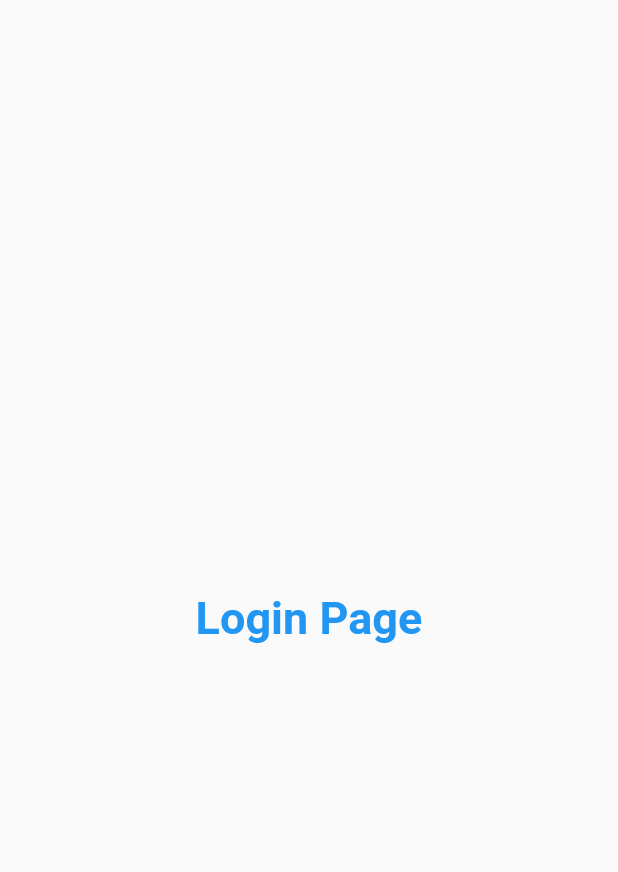
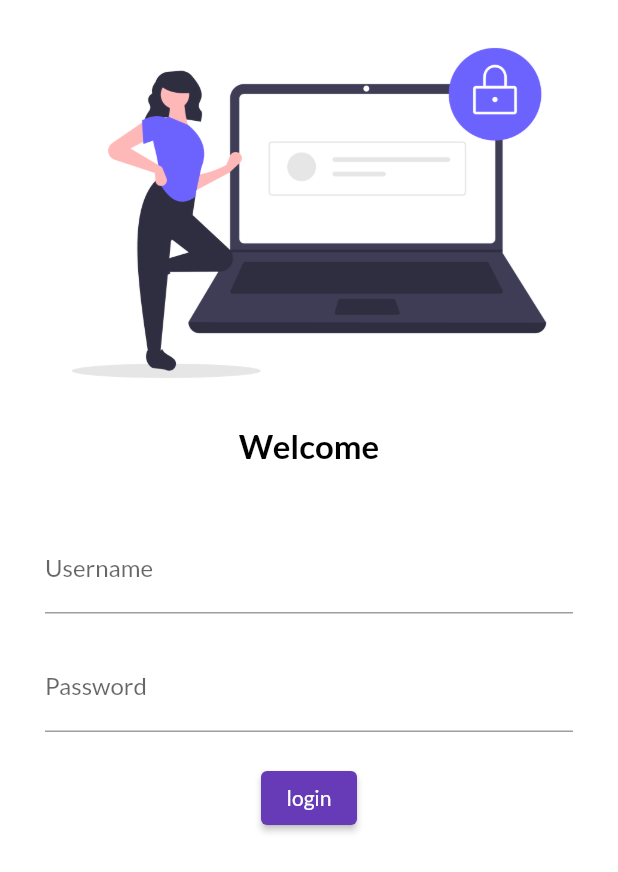
Before and after one commit to saadkhan4069/flutter_oms, a Flutter app: the screen it shows after launch, on a phone screen of 412 x 824 dp. Shown: the top 872 px of the screen. Run offline on Flutter 3.47's test engine with Material 2 defaults, Android fonts, the phone set to English and light mode, and no system bars; our stand-ins replace google_fonts.

Commit message:
day 4 compeleted

```diff
--- a/lib/main.dart
+++ b/lib/main.dart
@@ -1,6 +1,7 @@
 import 'package:flutter/material.dart';
 import 'package:medicalfqpixel/pages/home_page.dart';
-import 'package:medicalfqpixel/pages/login_oage.dart';
+import 'package:medicalfqpixel/pages/login_page.dart';
+import 'package:google_fonts/google_fonts.dart';
 
 void main() {
   runApp(const myApp());
@@ -13,12 +14,17 @@ class myApp extends StatelessWidget {
   Widget build(BuildContext context) {
     return MaterialApp(
         // home: homePage(),
-        theme: ThemeData(primarySwatch: Colors.deepPurple),
+        theme: ThemeData(
+            primarySwatch: Colors.deepPurple,
+            fontFamily: GoogleFonts.lato().fontFamily,
+            primaryTextTheme: GoogleFonts.latoTextTheme()),
         themeMode: ThemeMode.light,
         darkTheme: ThemeData(brightness: Brightness.dark),
+        initialRoute: "/",
         routes: {
           "/": (context) => loginPage(),
-          "/login": (context) => loginPage()
+          "/login": (context) => loginPage(),
+          "/home": (context) => homePage()
         });
   }
 }
--- a/lib/pages/login_oage.dart
+++ /dev/null
@@ -1,18 +0,0 @@
-import 'package:flutter/material.dart';
-
-class loginPage extends StatelessWidget {
-  const loginPage({Key? key}) : super(key: key);
-
-  @override
-  Widget build(BuildContext context) {
-    return Material(
-      child: Center(
-        child: Text(
-          "Login Page",
-          style: TextStyle(
-              fontSize: 30, color: Colors.blue, fontWeight: FontWeight.bold),
-        ),
-      ),
-    );
-  }
-}
--- /dev/null
+++ b/lib/pages/login_page.dart
@@ -0,0 +1,59 @@
+import 'package:flutter/material.dart';
+
+class loginPage extends StatelessWidget {
+  const loginPage({Key? key}) : super(key: key);
+
+  @override
+  Widget build(BuildContext context) {
+    return Material(
+        color: Colors.white,
+        child: Column(
+          children: [
+            Image.asset(
+              "assets/images/login.png",
+              fit: BoxFit.cover,
+            ),
+            Text(
+              "Welcome",
+              style: TextStyle(
+                  fontSize: 22,
+                  fontWeight: FontWeight.bold,
+                  color: Colors.black),
+            ),
+            Padding(
+              padding:
+                  const EdgeInsets.symmetric(vertical: 20.0, horizontal: 30.0),
+              child: Column(
+                children: [
+                  SizedBox(
+                    height: 20.0,
+                  ),
+                  TextFormField(
+                    decoration: InputDecoration(
+                        labelText: "Username", hintText: "Enter Username"),
+                  ),
+                  SizedBox(
+                    height: 20.0,
+                  ),
+                  TextFormField(
+                    obscureText: true,
+                    decoration: InputDecoration(
+                        labelText: "Password", hintText: "Enter password"),
+                  ),
+                  SizedBox(
+                    height: 20.0,
+                  ),
+                  ElevatedButton(
+                    child: Text("login"),
+                    style: TextButton.styleFrom(),
+                    onPressed: () {
+                      print("hello");
+                    },
+                  )
+                ],
+              ),
+            ),
+          ],
+        ));
+  }
+}
```
Also changed, not shown: pubspec.yaml (+3 -4 lines), assets/images/login.png (added), pubspec.lock.
